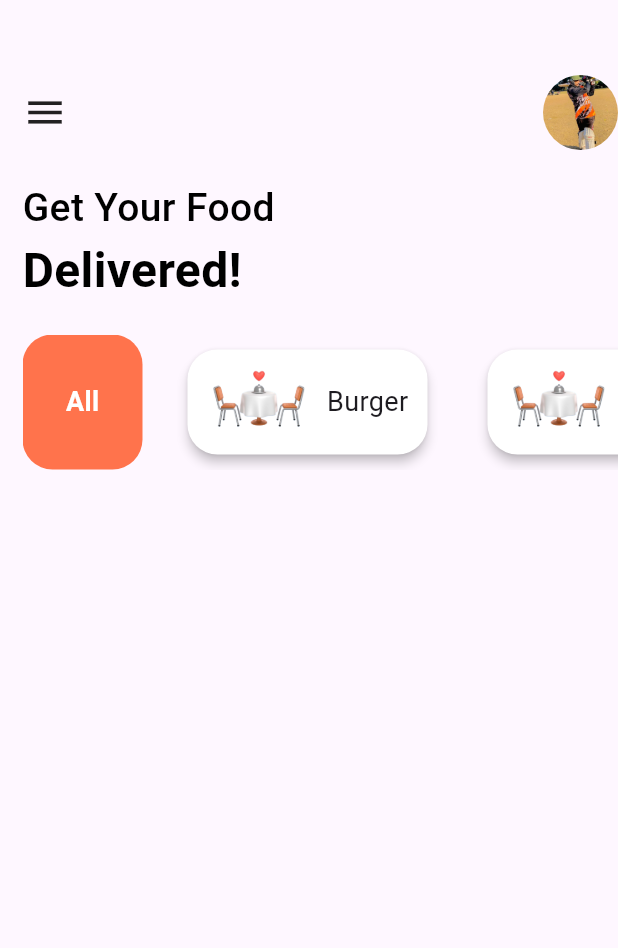
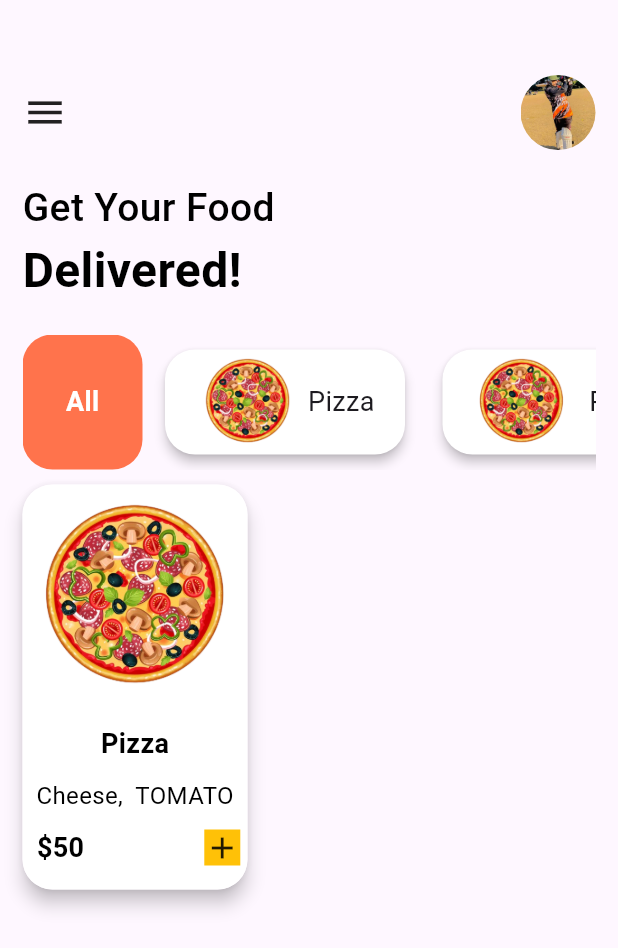
Before and after one commit to rashid111222/food_delivery, a Flutter app: the HomeScreen screen opened directly, on a phone screen of 412 x 824 dp. Shown: the top 948 px of the screen. Run offline on Flutter 3.47's test engine with Material 3 defaults, Android fonts, the phone set to English and light mode, and no system bars.

Commit message:
second commit

```diff
--- a/food_delivery_app/lib/Screens/homescreen.dart
+++ b/food_delivery_app/lib/Screens/homescreen.dart
@@ -12,7 +12,7 @@ class _HomeScreenState extends State<HomeScreen> {
   Widget build(BuildContext context) {
     return Scaffold(
       body: Container(
-        margin: const EdgeInsets.only(top: 50.0, left: 15),
+        margin: const EdgeInsets.only(top: 50.0, left: 15, right:15),
         child: Column(
           // mainAxisAlignment: MainAxisAlignment.start,
           crossAxisAlignment: CrossAxisAlignment.start,
@@ -79,7 +79,7 @@ class _HomeScreenState extends State<HomeScreen> {
                     width: 80,
                     // color: Colors.amberAccent,
                     decoration: BoxDecoration(
-                      color: Color(0xffff734c),
+                      color: const Color(0xffff734c),
                       borderRadius: BorderRadius.circular(20),
                     ),
                     child: const Center(
@@ -93,7 +93,7 @@ class _HomeScreenState extends State<HomeScreen> {
                     ),
                   ),
                   const SizedBox(
-                    width: 20.0,
+                    width: 5.0,
                   ),
                   Container(
                     width: 180,
@@ -104,20 +104,99 @@ class _HomeScreenState extends State<HomeScreen> {
                       color: Colors.white,
                       borderRadius: BorderRadius.circular(20),
                       child: Container(
-                        decoration: BoxDecoration(),
+                        decoration: const BoxDecoration(),
                         child: Expanded(
                           child: Row(
                             mainAxisAlignment: MainAxisAlignment.center,
                             // crossAxisAlignment: CrossAxisAlignment.center,
                             children: [
                               Image.asset(
-                                "images/pik1.png",
+                                "images/pizza1.png",
+
                                 fit: BoxFit.cover,
                               ),
-                              SizedBox(
+                              const SizedBox(
+                                width: 5,
+                              ),
+                              const Text(
+                                "Pizza",
+                                style: TextStyle(
+                                  fontSize: 18,
+                                ),
+                              ),
+
+                              /*********************************************************************************/
+                            ],
+                          ),
+                        ),
+                      ),
+                    ),
+                  ),
+                  const SizedBox(
+                    width: 5.0,
+                  ),
+                  Container(
+                    width: 180,
+                    // color: Colors.white,
+                    padding: const EdgeInsets.all(10),
+                    child: Material(
+                      elevation: 3.0,
+                      color: Colors.white,
+                      borderRadius: BorderRadius.circular(20),
+                      child: Container(
+                        decoration: const BoxDecoration(),
+                        child: Expanded(
+                          child: Row(
+                            mainAxisAlignment: MainAxisAlignment.center,
+                            // crossAxisAlignment: CrossAxisAlignment.center,
+                            children: [
+                              Image.asset(
+                                "images/pizza1.png",
+                                fit: BoxFit.cover,
+                              ),
+                              const SizedBox(
                                 width: 10,
                               ),
-                              Text(
+                              const Text(
+                                "Pizza",
+                                style: TextStyle(
+                                  fontSize: 18,
+                                ),
+                              ),
+
+                              /*********************************************************************************/
+                            ],
+                          ),
+                        ),
+                      ),
+                    ),
+                  ),
+                  const SizedBox(
+                    width: 5,
+                  ),
+                  Container(
+                    width: 180,
+                    // color: Colors.white,
+                    padding:const EdgeInsets.all(10),
+                    child: Material(
+                      elevation: 3.0,
+                      color: Colors.white,
+                      borderRadius: BorderRadius.circular(20),
+                      child: Container(
+                        decoration:const  BoxDecoration(),
+                        child: Expanded(
+                          child: Row(
+                            mainAxisAlignment: MainAxisAlignment.center,
+                            // crossAxisAlignment: CrossAxisAlignment.center,
+                            children: [
+                              Image.asset(
+                                "images/pizza1.png",
+                                fit: BoxFit.cover,
+                              ),
+                              const SizedBox(
+                                width: 10,
+                              ),
+                              const Text(
                                 "Burger",
                                 style: TextStyle(
                                   fontSize: 18,
@@ -131,32 +210,29 @@ class _HomeScreenState extends State<HomeScreen> {
                       ),
                     ),
                   ),
-                  SizedBox(
-                    width: 20,
-                  ),
                   Container(
                     width: 180,
                     // color: Colors.white,
-                    padding: EdgeInsets.all(10),
+                    padding: const EdgeInsets.all(10),
                     child: Material(
                       elevation: 3.0,
                       color: Colors.white,
                       borderRadius: BorderRadius.circular(20),
                       child: Container(
-                        decoration: BoxDecoration(),
+                        decoration: const BoxDecoration(),
                         child: Expanded(
                           child: Row(
                             mainAxisAlignment: MainAxisAlignment.center,
                             // crossAxisAlignment: CrossAxisAlignment.center,
                             children: [
                               Image.asset(
-                                "images/pik1.png",
+                                "images/pizza1.png",
                                 fit: BoxFit.cover,
                               ),
-                              SizedBox(
+                              const SizedBox(
                                 width: 10,
                               ),
-                              Text(
+                              const Text(
                                 "Burger",
                                 style: TextStyle(
                                   fontSize: 18,
@@ -170,32 +246,65 @@ class _HomeScreenState extends State<HomeScreen> {
                       ),
                     ),
                   ),
-                  SizedBox(
-                    width: 10,
-                  ),
                   Container(
                     width: 180,
                     // color: Colors.white,
-                    padding: EdgeInsets.all(10),
+                    padding: const EdgeInsets.all(10),
                     child: Material(
                       elevation: 3.0,
                       color: Colors.white,
                       borderRadius: BorderRadius.circular(20),
                       child: Container(
-                        decoration: BoxDecoration(),
+                        decoration: const BoxDecoration(),
                         child: Expanded(
                           child: Row(
                             mainAxisAlignment: MainAxisAlignment.center,
                             // crossAxisAlignment: CrossAxisAlignment.center,
                             children: [
                               Image.asset(
-                                "images/pik1.png",
+                                "images/pizza1.png",
                                 fit: BoxFit.cover,
                               ),
-                              SizedBox(
+                              const SizedBox(
                                 width: 10,
                               ),
-                              Text(
+                              const Text(
+                                "Burger",
+                                style: TextStyle(
+                                  fontSize: 18,
+                                ),
+                              ),
+
+                              /*********************************************************************************/
+                            ],
+                          ),
+                        ),
+                      ),
+                    ),
+                  ),
+                  Container(
+                    width: 180,
+                    // color: Colors.white,
+                    padding: const EdgeInsets.all(10),
+                    child: Material(
+                      elevation: 3.0,
+                      color: Colors.white,
+                      borderRadius: BorderRadius.circular(20),
+                      child: Container(
+                        decoration: const BoxDecoration(),
+                        child: Expanded(
+                          child: Row(
+                            mainAxisAlignment: MainAxisAlignment.center,
+                            // crossAxisAlignment: CrossAxisAlignment.center,
+                            children: [
+                              Image.asset(
+                                "images/pizza1.png",
+                                fit: BoxFit.cover,
+                              ),
+                              const SizedBox(
+                                width: 10,
+                              ),
+                              const Text(
                                 "Burger",
                                 style: TextStyle(
                                   fontSize: 18,
@@ -225,115 +334,7 @@ class _HomeScreenState extends State<HomeScreen> {
                             // crossAxisAlignment: CrossAxisAlignment.center,
                             children: [
                               Image.asset(
-                                "images/pik1.png",
-                                fit: BoxFit.cover,
-                              ),
-                              SizedBox(
-                                width: 10,
-                              ),
-                              Text(
-                                "Burger",
-                                style: TextStyle(
-                                  fontSize: 18,
-                                ),
-                              ),
-
-                              /*********************************************************************************/
-                            ],
-                          ),
-                        ),
-                      ),
-                    ),
-                  ),
-                  Container(
-                    width: 180,
-                    // color: Colors.white,
-                    padding: EdgeInsets.all(10),
-                    child: Material(
-                      elevation: 3.0,
-                      color: Colors.white,
-                      borderRadius: BorderRadius.circular(20),
-                      child: Container(
-                        decoration: BoxDecoration(),
-                        child: Expanded(
-                          child: Row(
-                            mainAxisAlignment: MainAxisAlignment.center,
-                            // crossAxisAlignment: CrossAxisAlignment.center,
-                            children: [
-                              Image.asset(
-                                "images/pik1.png",
-                                fit: BoxFit.cover,
-                              ),
-                              SizedBox(
-                                width: 10,
-                              ),
-                              Text(
-                                "Burger",
-                                style: TextStyle(
-                                  fontSize: 18,
-                                ),
-                              ),
-
-                              /*********************************************************************************/
-                            ],
-                          ),
-                        ),
-                      ),
-                    ),
-                  ),
-                  Container(
-                    width: 180,
-                    // color: Colors.white,
-                    padding: EdgeInsets.all(10),
-                    child: Material(
-                      elevation: 3.0,
-                      color: Colors.white,
-                      borderRadius: BorderRadius.circular(20),
-                      child: Container(
-                        decoration: BoxDecoration(),
-                        child: Expanded(
-                          child: Row(
-                            mainAxisAlignment: MainAxisAlignment.center,
-                            // crossAxisAlignment: CrossAxisAlignment.center,
-                            children: [
-                              Image.asset(
-                                "images/pik1.png",
-                                fit: BoxFit.cover,
-                              ),
-                              SizedBox(
-                                width: 10,
-                              ),
-                              Text(
-                                "Burger",
-                                style: TextStyle(
-                                  fontSize: 18,
-                                ),
-                              ),
-
-                              /*********************************************************************************/
-                            ],
-                          ),
-                        ),
-                      ),
-                    ),
-                  ),
-                  Container(
-                    width: 180,
-                    // color: Colors.white,
-                    padding: EdgeInsets.all(10),
-                    child: Material(
-                      elevation: 3.0,
-                      color: Colors.white,
-                      borderRadius: BorderRadius.circular(20),
-                      child: Container(
-                        decoration: BoxDecoration(),
-                        child: Expanded(
-                          child: Row(
-                            mainAxisAlignment: MainAxisAlignment.center,
-                            // crossAxisAlignment: CrossAxisAlignment.center,
-                            children: [
-                              Image.asset(
-                                "images/pik1.png",
+                                "images/pizza1.png",
                                 fit: BoxFit.cover,
                               ),
                               SizedBox(
@@ -524,8 +525,73 @@ class _HomeScreenState extends State<HomeScreen> {
                 ],
               ),
             ),
+            SizedBox(height: 10,),
 
             /****************************************************************** */
+
+                     Material(
+                      elevation: 5,
+                      borderRadius: BorderRadius.circular(20),
+                       child: Container(
+                        width: 150,
+                        height: 270,
+                        decoration: BoxDecoration(
+                          color: Colors.white,
+                          borderRadius: BorderRadius.circular(20),
+                        ),
+                        child: Column(
+                          crossAxisAlignment: CrossAxisAlignment.center,
+                          children: [
+                            Center(child: ClipRRect(child: Image.asset("images/pizza1.png", height: 150, width: 150, fit: BoxFit.cover,))),
+
+                            SizedBox(height: 10,),
+                            Text(
+                               "Pizza",
+                                style: TextStyle(
+                                color: Colors.black,
+                                fontSize: 18,
+                                fontWeight: FontWeight.bold,
+                                ),
+                                ),
+
+                                    SizedBox(height: 10,),
+
+                                    Text("Cheese,  TOMATO",
+                                    style: TextStyle(
+                                      fontSize: 16,
+                                      color: Colors.black,
+                                    ),
+                                    ),
+                                    SizedBox(height: 10,),
+
+                                    Row(
+                                      children: [
+                                        Text("  \$50",
+
+                                        style: TextStyle(
+                                          fontSize: 18,
+                                          color: Colors.black,
+                                          fontWeight: FontWeight.bold,
+                                        ),
+                                        ),
+                                        SizedBox(width: 80,),
+
+                                        Container(
+                                          color: Colors.amber,
+                                          child: Icon(Icons.add),
+                                        )
+                                      ],
+                                    ),
+                          ],
+                        ),
+                      ),
+                     ),
+
+
+
+
+
+
 
 
 
--- a/food_delivery_app/lib/Screens/loginscreen.dart
+++ b/food_delivery_app/lib/Screens/loginscreen.dart
@@ -10,13 +10,20 @@ class LoginScreen extends StatelessWidget {
     return Scaffold(
       appBar: AppBar(
         title: const Text('Login'),
-        backgroundColor: Colors.orange,
+        backgroundColor: Color(0xffff734c),
       ),
       body: Padding(
-        padding: const EdgeInsets.all(20.0),
+        padding: const EdgeInsets.only(top: 10, left: 12, right: 12, bottom: 10),
         child: Column(
-          crossAxisAlignment: CrossAxisAlignment.start,
+          crossAxisAlignment: CrossAxisAlignment.center,
           children: [
+
+
+            Image.asset('images/pik1.png',height: 180, width: 180, fit: BoxFit.cover,),
+
+            SizedBox(
+              height: 10,
+            ),
             const Text(
               "Welcome Back!",
               style: TextStyle(
@@ -55,7 +62,7 @@ class LoginScreen extends StatelessWidget {
                   );
                 },
                 style: ElevatedButton.styleFrom(
-                  backgroundColor: Colors.orange,
+                  backgroundColor: Color(0xffff734c),
                   padding: const EdgeInsets.all(15),
                 ),
                 child: const Text(
@@ -65,6 +72,9 @@ class LoginScreen extends StatelessWidget {
               ),
             ),
             const Spacer(),
+
+
+
             Row(
               mainAxisAlignment: MainAxisAlignment.center,
               children: [
@@ -79,7 +89,7 @@ class LoginScreen extends StatelessWidget {
                   },
                   child: const Text(
                     "Signup",
-                    style: TextStyle(color: Colors.orange),
+                    style: TextStyle(color: Color(0xffff734c),),
                   ),
                 ),
               ],
--- a/food_delivery_app/lib/Screens/signupscreen.dart
+++ b/food_delivery_app/lib/Screens/signupscreen.dart
@@ -9,13 +9,19 @@ class SignupScreen extends StatelessWidget {
     return Scaffold(
       appBar: AppBar(
         title: const Text('Signup'),
-        backgroundColor: Colors.orange,
+        backgroundColor:Color(0xffff734c),
       ),
       body: Padding(
-        padding: const EdgeInsets.all(20.0),
+        padding: const EdgeInsets.only(top: 10.0, left: 12.0, right: 12.0, bottom: 8.0),
         child: Column(
-          crossAxisAlignment: CrossAxisAlignment.start,
+          crossAxisAlignment: CrossAxisAlignment.center,
           children: [
+
+
+             Image.asset('images/pik1.png',height: 180, width: 180, fit: BoxFit.cover,),
+
+             SizedBox(height: 5,),
+
             const Text(
               "Create Account",
               style: TextStyle(
@@ -58,7 +64,7 @@ class SignupScreen extends StatelessWidget {
                   // Handle signup logic
                 },
                 style: ElevatedButton.styleFrom(
-                  backgroundColor: Colors.orange,
+                  backgroundColor: Color(0xffff734c),
                   padding: const EdgeInsets.all(15),
                 ),
                 child: const Text(
@@ -82,7 +88,7 @@ class SignupScreen extends StatelessWidget {
                   },
                   child: const Text(
                     "Login",
-                    style: TextStyle(color: Colors.orange),
+                    style: TextStyle(color: Color(0xffff734c),),
                   ),
                 ),
               ],
--- a/food_delivery_app/lib/main.dart
+++ b/food_delivery_app/lib/main.dart
@@ -1,6 +1,6 @@
 import 'package:flutter/material.dart';
 import 'package:food_delivery_app/Screens/onboardingscreen.dart';
-import 'package:food_delivery_app/Screens/signupscreen.dart';
+// import 'package:food_delivery_app/Screens/signupscreen.dart';
 
 void main() {
   runApp(const MyApp());
--- a/food_delivery_app/pubspec.yaml
+++ b/food_delivery_app/pubspec.yaml
@@ -60,9 +60,8 @@ flutter:
 
   # To add assets to your application, add an assets section, like this:
   assets:
-      - images/
-      - images/
-      - images/
+    - images/
+
   #   - images/a_dot_ham.jpeg
 
   # An image asset can refer to one or more resolution-specific "variants", see
```
Also changed, not shown: food_delivery_app/images/burger.jpg (deleted), food_delivery_app/images/burger.webp (added), food_delivery_app/images/burger1.png (added), food_delivery_app/images/login.png (added), food_delivery_app/images/pizza.png (added), food_delivery_app/images/pizza1.png (added), food_delivery_app/images/signup.png (added), 1 other file.
